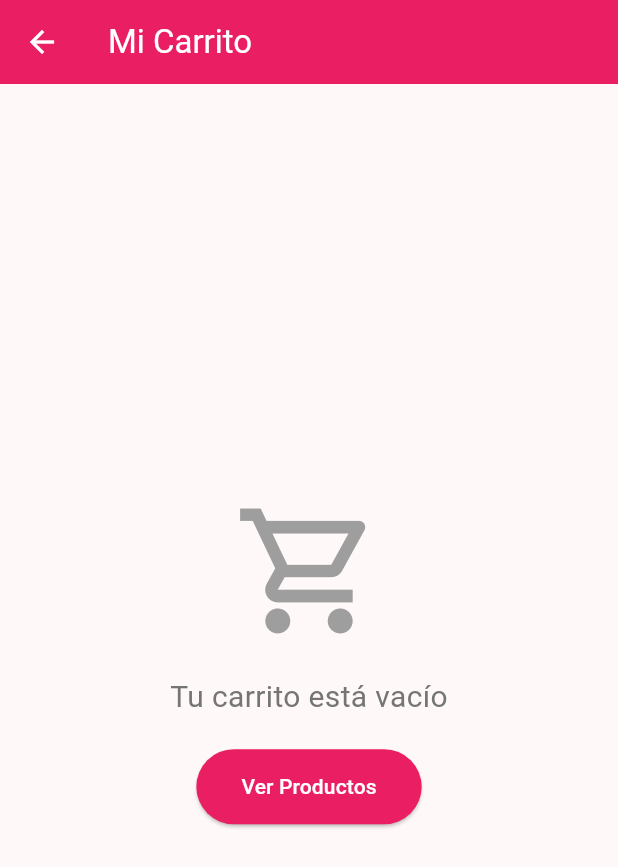
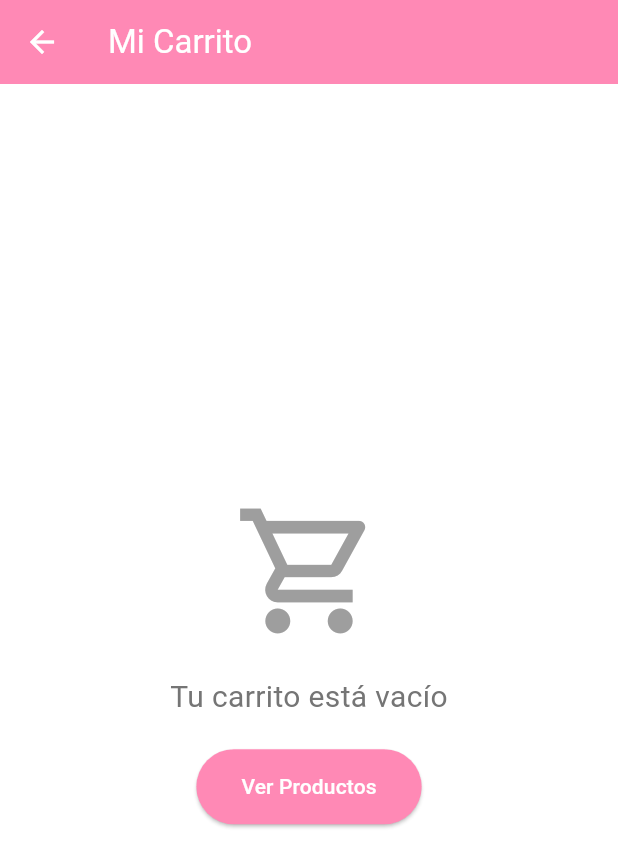
Before and after one commit to Angelismejia/dulce_encargo_app, a Flutter app: the CarritoScreen screen opened by its route, on a phone screen of 412 x 824 dp. Shown: the top 867 px of the screen. Run offline on Flutter 3.47's test engine with Material 3 defaults, Android fonts, the phone set to English and light mode, and no system bars; our stand-ins replace hive_flutter; accounts and stored records are empty; network calls fail.

Commit message:
feat(ui): nueva paleta rosa y tema Material 3 de la marca
Define los colores de la marca en un solo lugar (colores.dart) y un tema
Material 3 que aplica tipografía, botones, campos y tarjetas en toda la app.

```diff
--- a/lib/utils/colores.dart
+++ b/lib/utils/colores.dart
@@ -1,19 +1,71 @@
 import 'package:flutter/material.dart';
 
+/// Paleta de la marca Dulce Encargo.
 class AppColors {
-  static const Color primary = Color(0xFFE91E63);
-  static const Color secondary = Color(0xFFFF4081);
-  static const Color accent = Color(0xFFF8BBD9);
-  static const Color background = Color(0xFFFFF8F8);
-  static const Color cardBackground = Colors.white;
-  static const Color textPrimary = Color(0xFF333333);
-  static const Color textSecondary = Color(0xFF666666);
-  static const Color success = Color(0xFF4CAF50);
-  static const Color warning = Color(0xFFFF9800);
+  static const Color rosa = Color(0xFFFF89B5);
+  static const Color rosaFuerte = Color(0xFFF45B95);
+  static const Color rosaPastel = Color(0xFFFFC4D6);
+  static const Color rosaClaro = Color(0xFFFFF0F5);
+  static const Color blanco = Color(0xFFFFFFFF);
+  static const Color marron = Color(0xFF493139);
+  static const Color gris = Color(0xFF8B8287);
+
+  // Alias semánticos usados por la interfaz.
+  static const Color primary = rosa;
+  static const Color primaryDark = rosaFuerte;
+  static const Color secondary = rosaPastel;
+  static const Color accent = rosaClaro;
+  static const Color background = blanco;
+  static const Color surfaceMuted = rosaClaro;
+  static const Color cardBackground = blanco;
+  static const Color border = Color(0xFFFFDDE8);
+  static const Color textPrimary = marron;
+  static const Color textSecondary = gris;
+
+  // Colores funcionales (estados y avisos).
+  static const Color success = Color(0xFF3FA37A);
+  static const Color warning = Color(0xFFE79A3B);
+  static const Color error = Color(0xFFE0465E);
+  static const Color whatsapp = Color(0xFF25D366);
 
   static const LinearGradient primaryGradient = LinearGradient(
-    colors: [Color(0xFFE91E63), Color(0xFFFF4081)],
+    colors: [rosa, rosaFuerte],
     begin: Alignment.topLeft,
     end: Alignment.bottomRight,
   );
+
+  static Color estado(String estado) {
+    switch (estado.toLowerCase()) {
+      case 'pendiente':
+        return warning;
+      case 'en proceso':
+        return rosaFuerte;
+      case 'listo':
+      case 'entregado':
+        return success;
+      case 'cancelado':
+        return error;
+      default:
+        return gris;
+    }
+  }
 }
+
+/// Sombras suaves reutilizables (teñidas de rosa para no ensuciar el diseño).
+class AppShadows {
+  static List<BoxShadow> get suave => [
+        BoxShadow(
+          color: AppColors.rosaFuerte.withValues(alpha: 0.10),
+          blurRadius: 18,
+          offset: const Offset(0, 6),
+        ),
+      ];
+
+  static List<BoxShadow> get elevada => [
+        BoxShadow(
+          color: AppColors.rosaFuerte.withValues(alpha: 0.20),
+          blurRadius: 28,
+          offset: const Offset(0, 14),
+        ),
+      ];
+}
```
Also changed, not shown: lib/utils/tema.dart (added, +178 -0 lines).
